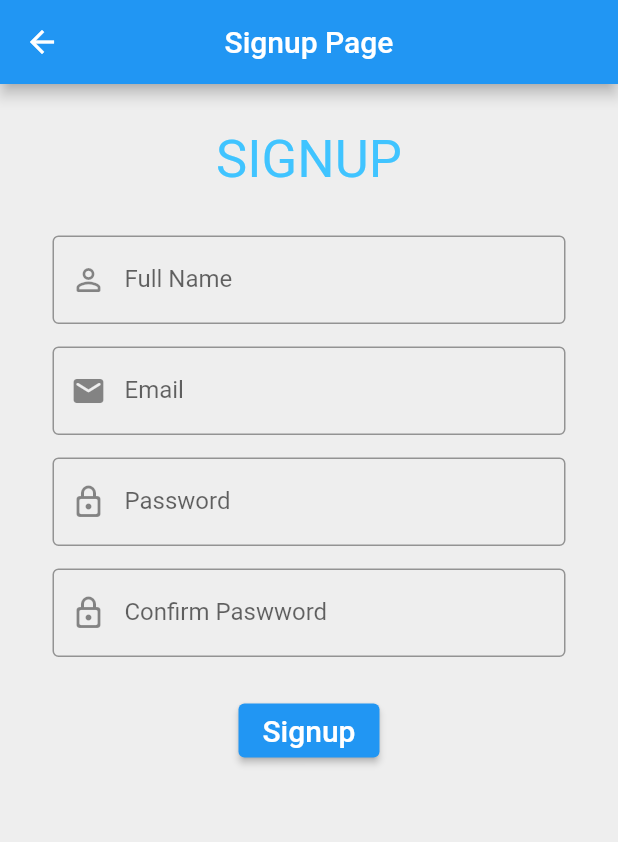
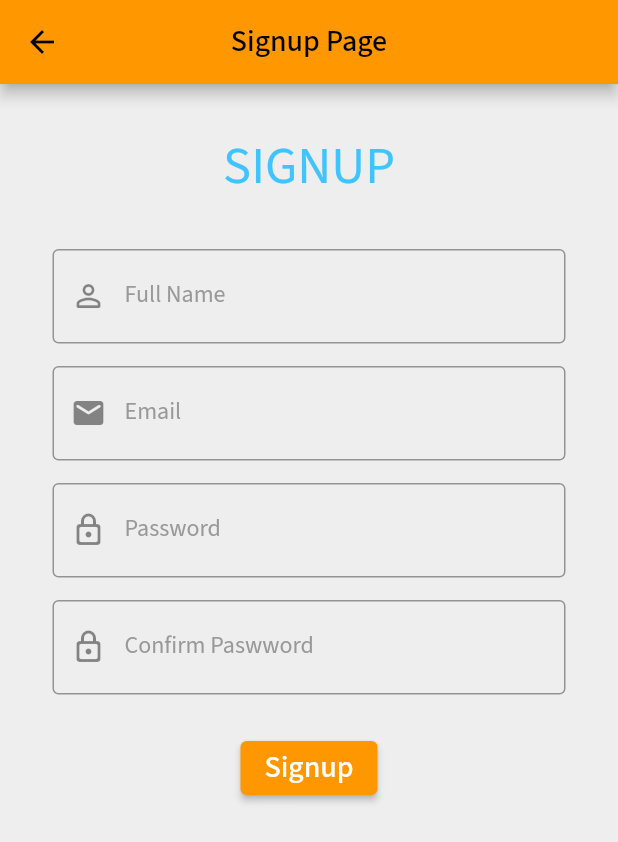
Before and after one commit to nsabir0/Login_Demo, a Flutter app: the screen it shows after launch, after a tap on "Signup", on a phone screen of 412 x 824 dp. Shown: the top 842 px of the screen. Run offline on Flutter 3.47's test engine with Material 2 defaults, Android fonts, the phone set to English and light mode, and no system bars; our stand-ins replace flutter_screenutil, get, google_fonts.

Commit message:
login page developing

```diff
--- /dev/null
+++ b/lib/Components/app_theme.dart
@@ -0,0 +1,45 @@
+import 'package:flutter/material.dart';
+
+class MyTheme{
+  /*configurable colors stars*/
+  static Color accent_color = Color.fromRGBO(36, 33, 36, 1);
+  static Color accent_color_2 = Color.fromRGBO(230,46,4, 1);
+  static Color soft_accent_color = Color.fromRGBO(153,153,153, 1);
+  static Color soft_accent_color_2 = Color.fromRGBO(247,189,168, 1);
+  static Color splash_login_screen_color = Color.fromRGBO(39,38,43, 1); // if not sure , use the same color as accent color
+  static Color splash_login_background_logo_color = Color.fromRGBO(225, 225, 225, .1); // if not sure , use the same color as accent color
+  /*configurable colors ends*/
+
+
+  /*If you are not a developer, do not change the bottom colors*/
+  static Color white = Color.fromRGBO(255,255,255, 1);
+  static Color light_grey = Color.fromRGBO(239,239,239, 1);
+  static Color dark_grey = Color.fromRGBO(112,112,112, 1);
+  static Color medium_grey = Color.fromRGBO(132,132,132, 1);
+  static Color grey_153 = Color.fromRGBO(153,153,153, 1);
+  static Color font_grey = Color.fromRGBO(73,73,73, 1);
+  static Color textfield_grey = Color.fromRGBO(209,209,209, 1);
+  static Color shimmer_base = Colors.grey.shade50;
+  static Color shimmer_highlighted = Colors.grey.shade200;
+
+  static Color red = Color.fromRGBO(237, 41, 57, 1);
+  static Color lime = Color.fromRGBO(130, 180, 64, 1);
+  static Color orange = Color.fromRGBO(255, 111, 0, 1);
+  static Color blue = Color.fromRGBO(0, 132, 180, 1);
+  static Color golden = Color.fromRGBO(255, 171, 0, 1);
+
+  static Color red_disabled = Color.fromRGBO(237, 41, 57, .5);
+  static Color lime_disabled = Color.fromRGBO(130, 180, 64, .5);
+  static Color orange_disabled = Color.fromRGBO(255, 111, 0, .5);
+  static Color blue_disabled = Color.fromRGBO(0, 132, 180, .5);
+  static Color golden_disabled = Color.fromRGBO(255, 171, 0, .5);
+
+
+
+//testing shimmer
+/*static Color shimmer_base = Colors.redAccent;
+  static Color shimmer_highlighted = Colors.yellow;*/
+
+
+
+}
--- a/lib/Screens/login_page.dart
+++ /dev/null
@@ -1,96 +0,0 @@
-import 'package:flutter/material.dart';
-import 'package:login_app/Screens/home_page.dart';
-import 'package:login_app/Screens/signup_page.dart';
-
-class Login extends StatefulWidget {
-  const Login({super.key});
-
-  @override
-  State<Login> createState() => _LoginState();
-}
-
-class _LoginState extends State<Login> {
-  @override
-  Widget build(BuildContext context) {
-    return Scaffold(
-      backgroundColor: Colors.grey[200],
-      appBar: AppBar(
-        title: const Text('Login Demo'),
-        centerTitle: true,
-      ),
-      body: SingleChildScrollView(
-        child: Column(
-          mainAxisAlignment: MainAxisAlignment.center,
-          crossAxisAlignment: CrossAxisAlignment.center,
-          children: [
-            const Padding(
-              padding: EdgeInsets.symmetric(vertical: 30),
-              child: Text(
-                'LOGIN',
-                style: TextStyle(fontSize: 35, color: Colors.lightBlueAccent),
-              ),
-            ),
-            Padding(
-              padding: const EdgeInsets.symmetric(horizontal: 35),
-              child: Column(
-                children: [
-                  TextFormField(
-                    keyboardType: TextInputType.emailAddress,
-                    decoration: const InputDecoration(
-                      labelText: 'Email',
-                      hintText: 'Enter Your Email',
-                      prefixIcon: Icon(Icons.email_rounded),
-                      border: OutlineInputBorder(),
-                    ),
-                    onChanged: (value) {},
-                  ),
-                  const SizedBox(
-                    height: 30,
-                  ),
-                  TextFormField(
-                    keyboardType: TextInputType.visiblePassword,
-                    decoration: const InputDecoration(
-                      labelText: 'Password',
-                      hintText: 'Enter Your Password',
-                      prefixIcon: Icon(Icons.password_rounded),
-                      border: OutlineInputBorder(),
-                    ),
-                    onChanged: (value) {},
-                  ),
-                  Padding(
-                    padding: const EdgeInsets.symmetric(
-                        horizontal: 100, vertical: 30),
-                    child: ElevatedButton(
-                      child: const Text(
-                        'Login',
-                        style: TextStyle(fontSize: 20, color: Colors.white),
-                      ),
-                      onPressed: () {
-                        Navigator.push(
-                          context,
-                          MaterialPageRoute(
-                              builder: (context) => const Homepage()),
-                        );
-                      },
-                    ),
-                  ),
-                  const SizedBox(height: 20),
-                  ElevatedButton(
-                    child: const Text('Signup',
-                        style: TextStyle(fontSize: 20, color: Colors.white)),
-                    onPressed: () {
-                      Navigator.push(
-                        context,
-                        MaterialPageRoute(builder: (context) => const Signup()),
-                      );
-                    },
-                  )
-                ],
-              ),
-            ),
-          ],
-        ),
-      ),
-    );
-  }
-}
--- /dev/null
+++ b/lib/View/login_page.dart
@@ -0,0 +1,110 @@
+import 'package:flutter/material.dart';
+import 'package:flutter_screenutil/flutter_screenutil.dart';
+import 'package:login_app/Components/app_theme.dart';
+import 'package:login_app/View/signup_page.dart';
+import 'package:login_app/Widgets/spacing.dart';
+
+class Login extends StatefulWidget {
+  const Login({super.key});
+
+  @override
+  State<Login> createState() => _LoginState();
+}
+
+class _LoginState extends State<Login> {
+  @override
+  Widget build(BuildContext context) {
+    return WillPopScope(
+      onWillPop: () async => false,
+      child: Scaffold(
+        body: Stack(
+          children: [
+            Align(
+              alignment: Alignment.topCenter,
+              child: SizedBox(
+                width: 250.w,
+                child: Image.asset(
+                  "assets/images/splash_login_background_logo.png",
+                  color: MyTheme.splash_login_background_logo_color,
+                ),
+              ),
+            ),
+            SizedBox(
+              width: double.infinity,
+              child: SingleChildScrollView(
+                child: Column(
+                  children: [
+                    Padding(
+                      padding: EdgeInsets.only(top: 60.h),
+                      child: SizedBox(
+                          width: 75.w,
+                          child: Image.asset(
+                              "assets/images/delivery_app_logo.png")),
+                    ),
+                    Padding(
+                      padding: EdgeInsets.symmetric(vertical: 20.h),
+                      child: Text('L O G I N',
+                          style:
+                              TextStyle(fontSize: 30.sp, color: MyTheme.white)),
+                    ),
+                    SizedBox(
+                      width: 250.w,
+                    ),
+                    TextFormField(
+                      keyboardType: TextInputType.emailAddress,
+                      decoration: const InputDecoration(
+                        labelText: 'Email',
+                        hintText: 'Enter Your Email',
+                        prefixIcon: Icon(Icons.email_rounded),
+                        border: OutlineInputBorder(),
+                      ),
+                      onChanged: (value) {},
+                    ),
+                    verticalSpace(30.h),
+                    TextFormField(
+                      keyboardType: TextInputType.visiblePassword,
+                      decoration: const InputDecoration(
+                        labelText: 'Password',
+                        hintText: 'Enter Your Password',
+                        prefixIcon: Icon(Icons.password_rounded),
+                        border: OutlineInputBorder(),
+                      ),
+                      onChanged: (value) {},
+                    ),
+                    ElevatedButton(
+                      child: const Text(
+                        'Login',
+                        style: TextStyle(fontSize: 20, color: Colors.white),
+                      ),
+                      onPressed: () {
+                        var wid = MediaQuery.of(context).size.width * (3 / 4);
+                        print(wid);
+                        /*Navigator.push(
+                          context,
+                          MaterialPageRoute(
+                              builder: (context) => const Homepage()),
+                        );*/
+                      },
+                    ),
+                    verticalSpace(20.h),
+                    ElevatedButton(
+                      child: const Text('Signup',
+                          style: TextStyle(fontSize: 20, color: Colors.white)),
+                      onPressed: () {
+                        Navigator.push(
+                          context,
+                          MaterialPageRoute(
+                              builder: (context) => const Signup()),
+                        );
+                      },
+                    ),
+                  ],
+                ),
+              ),
+            ),
+          ],
+        ),
+      ),
+    );
+  }
+}
--- /dev/null
+++ b/lib/Widgets/spacing.dart
@@ -0,0 +1,5 @@
+import 'package:flutter/material.dart';
+
+Widget verticalSpace(double val) => SizedBox(height: val);
+
+Widget horizontalSpace(double val) => SizedBox(width: val);
--- a/lib/main.dart
+++ b/lib/main.dart
@@ -1,6 +1,8 @@
 import 'package:flutter/material.dart';
 import 'package:get/get.dart';
-import 'package:login_app/Screens/login_page.dart';
+import 'package:google_fonts/google_fonts.dart';
+import 'package:login_app/Components/app_theme.dart';
+import 'package:login_app/View/login_page.dart';
 import 'package:flutter_screenutil/flutter_screenutil.dart';
 
 void main() {
@@ -13,16 +15,34 @@ class MainApp extends StatelessWidget {
   @override
   Widget build(BuildContext context) {
     var screenSize = MediaQuery.of(context).size;
+    final textTheme = Theme.of(context).textTheme;
     return ScreenUtilInit(
         designSize: Size(screenSize.width, screenSize.height),
         minTextAdapt: true,
         splitScreenMode: true,
         builder: (context, child) {
-          return const GetMaterialApp(
+          return GetMaterialApp(
+              title: 'LOGIN APP',
               debugShowCheckedModeBanner: false,
-              home: Login()
-          );
-        }
-    );
+              theme: ThemeData(
+                primarySwatch: Colors.orange,
+                scaffoldBackgroundColor: MyTheme.accent_color,
+                visualDensity: VisualDensity.adaptivePlatformDensity,
+                hintColor: MyTheme.soft_accent_color,
+                /*textTheme: TextTheme(
+                      bodyText1: TextStyle(),
+                      bodyText2: TextStyle(fontSize: 12.0),
+                  )*/
+                //
+                // the below code is getting fonts from http
+                textTheme: GoogleFonts.sourceSans3TextTheme(textTheme).copyWith(
+                  bodyLarge:
+                      GoogleFonts.sourceSans3(textStyle: textTheme.bodyLarge),
+                  bodyMedium: GoogleFonts.sourceSans3(
+                      textStyle: textTheme.bodyMedium, fontSize: 12),
+                ),
+              ),
+              home: const Login());
+        });
   }
 }
--- a/pubspec.yaml
+++ b/pubspec.yaml
@@ -25,5 +25,6 @@ dev_dependencies:
 
 flutter:
   uses-material-design: true
-assets:
-  - assets/images/
+
+  assets:
+    - assets/images/
```
Also changed, not shown: lib/View/home_page.dart (renamed from lib/Screens/home_page.dart), lib/View/signup_page.dart (renamed from lib/Screens/signup_page.dart).
